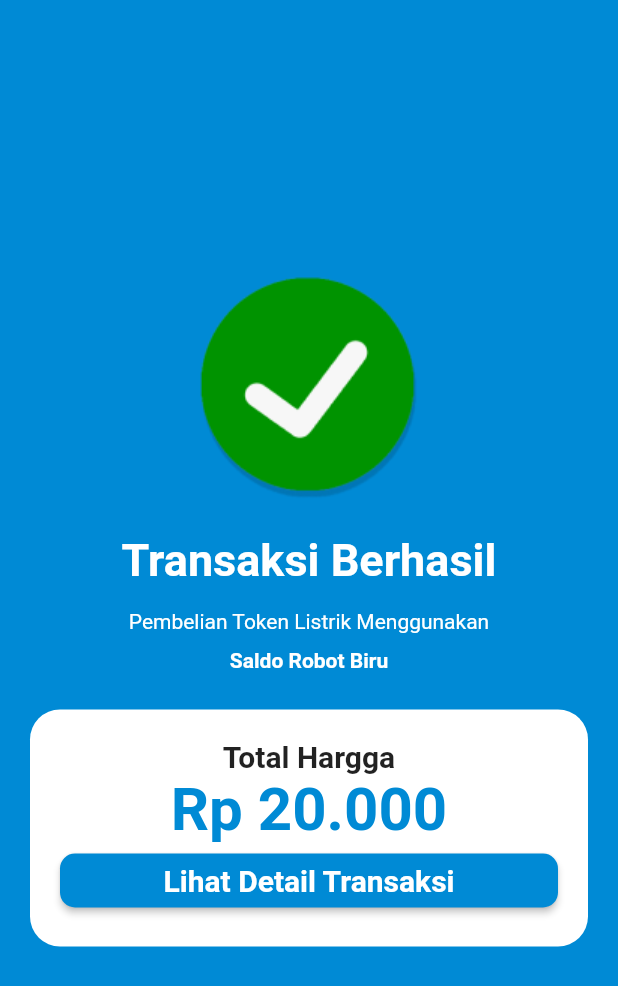
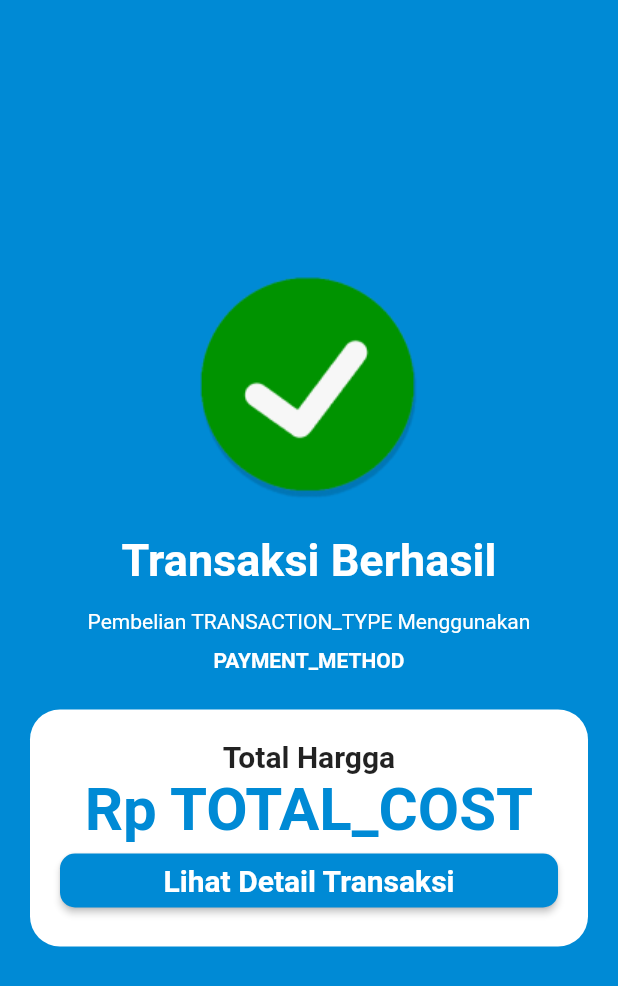
Before and after one commit to idhamramadito/robotbiru, a Flutter app: the TransCompleted screen opened by its route, on a phone screen of 412 x 824 dp. Shown: the top 986 px of the screen. Run offline on Flutter 3.47's test engine with Material 2 defaults, Android fonts, the phone set to English and light mode, and no system bars; our stand-ins replace buttons_tabbar, modal_bottom_sheet, pin_code_fields.

Commit message:
folder rearrangements

```diff
--- a/homepage/lib/shared/shared_pages/trans_completed.dart
+++ b/homepage/lib/shared/shared_pages/trans_completed.dart
@@ -10,10 +10,9 @@ class TransCompleted extends StatefulWidget {
 }
 
 class _TransCompletedState extends State<TransCompleted> {
-  String currentText = '';
-  String transName = 'Token Listrik';
-  String paymentMethod = 'Saldo Robot Biru';
-  String price = '20.000';
+  String transName = 'TRANSACTION_TYPE';
+  String paymentMethod = 'PAYMENT_METHOD';
+  String price = 'TOTAL_COST';
 
   @override
   Widget build(BuildContext context) {
```
Also changed, not shown: homepage/lib/pages/dashboard_tabs/home/UI_components/other_services.dart (+4 -3 lines), homepage/lib/routing/routing_table.dart (+4 -4 lines), homepage/lib/pages/dashboard_tabs/home/submenu/pulsa/components/daftar_favorit.dart (renamed from homepage/lib/pages/submenu/pulsa/components/daftar_favorit.dart), homepage/lib/pages/dashboard_tabs/home/submenu/pulsa/components/input_baru.dart (renamed from homepage/lib/pages/submenu/pulsa/components/input_baru.dart), homepage/lib/pages/dashboard_tabs/home/submenu/pulsa/components/nominal_pulsa.dart (renamed from homepage/lib/pages/submenu/pulsa/components/nominal_pulsa.dart), homepage/lib/pages/dashboard_tabs/home/submenu/pulsa/pulsapage.dart (renamed from homepage/lib/pages/submenu/pulsa/pulsapage.dart), homepage/lib/pages/dashboard_tabs/home/submenu/token_listrik/components/daftar_favorit.dart (renamed from homepage/lib/pages/submenu/token_listrik/components/daftar_favorit.dart), homepage/lib/pages/dashboard_tabs/home/submenu/token_listrik/components/input_baru.dart (renamed from homepage/lib/pages/submenu/token_listrik/components/input_baru.dart), homepage/lib/pages/dashboard_tabs/home/submenu/token_listrik/tokenpage.dart (renamed from homepage/lib/pages/submenu/token_listrik/tokenpage.dart), homepage/lib/pages/dashboard_tabs/home/submenu/top_up/top_up.dart (renamed from homepage/lib/pages/submenu/top_up/top_up.dart).
